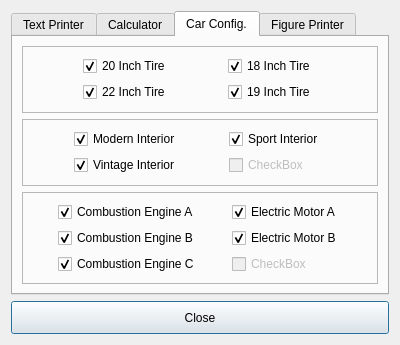
First picture: the form in gym_gui_environments/pyside_gui_environments/src/settings_dialog.ui, repository neuroevolution-ai/GymGuiEnvironments, before the edit.
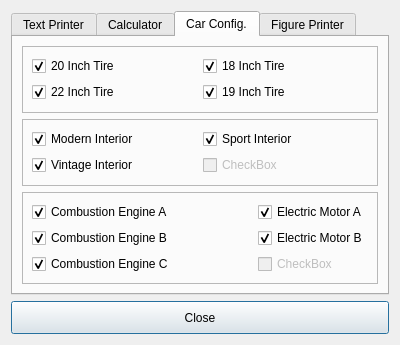
Second picture: the form after the edit. The open tabs and pages were chosen to show the change.

Commit message: Fixed buttons were not correctly aligned to the left

The edit to the form file:
```diff
--- a/gym_gui_environments/pyside_gui_environments/src/settings_dialog.ui
+++ b/gym_gui_environments/pyside_gui_environments/src/settings_dialog.ui
@@ -329,7 +329,7 @@
          <layout class="QHBoxLayout" name="horizontalLayout_9">
           <item>
            <layout class="QVBoxLayout" name="verticalLayout_16">
-            <item>
+            <item alignment="Qt::AlignLeft">
              <widget class="QCheckBox" name="tire_20_inch_checkbox">
               <property name="sizePolicy">
                <sizepolicy hsizetype="Maximum" vsizetype="Fixed">
@@ -345,7 +345,7 @@
               </property>
              </widget>
             </item>
-            <item>
+            <item alignment="Qt::AlignLeft">
              <widget class="QCheckBox" name="tire_22_inch_checkbox">
               <property name="sizePolicy">
                <sizepolicy hsizetype="Maximum" vsizetype="Fixed">
@@ -365,7 +365,7 @@
           </item>
           <item>
            <layout class="QVBoxLayout" name="verticalLayout_14">
-            <item>
+            <item alignment="Qt::AlignLeft">
              <widget class="QCheckBox" name="tire_18_inch_checkbox">
               <property name="sizePolicy">
                <sizepolicy hsizetype="Maximum" vsizetype="Fixed">
@@ -381,7 +381,7 @@
               </property>
              </widget>
             </item>
-            <item>
+            <item alignment="Qt::AlignLeft">
              <widget class="QCheckBox" name="tire_19_inch_checkbox">
               <property name="sizePolicy">
                <sizepolicy hsizetype="Maximum" vsizetype="Fixed">
@@ -413,7 +413,7 @@
          <layout class="QHBoxLayout" name="horizontalLayout_10" stretch="0,0">
           <item>
            <layout class="QVBoxLayout" name="verticalLayout_17">
-            <item>
+            <item alignment="Qt::AlignLeft">
              <widget class="QCheckBox" name="modern_interior_checkbox">
               <property name="sizePolicy">
                <sizepolicy hsizetype="Maximum" vsizetype="Fixed">
@@ -429,7 +429,7 @@
               </property>
              </widget>
             </item>
-            <item>
+            <item alignment="Qt::AlignLeft">
              <widget class="QCheckBox" name="vintage_interior_checkbox">
               <property name="sizePolicy">
                <sizepolicy hsizetype="Maximum" vsizetype="Fixed">
@@ -449,7 +449,7 @@
           </item>
           <item>
            <layout class="QVBoxLayout" name="verticalLayout_18">
-            <item>
+            <item alignment="Qt::AlignLeft">
              <widget class="QCheckBox" name="sport_interior_checkbox">
               <property name="sizePolicy">
                <sizepolicy hsizetype="Maximum" vsizetype="Fixed">
@@ -465,7 +465,7 @@
               </property>
              </widget>
             </item>
-            <item>
+            <item alignment="Qt::AlignLeft">
              <widget class="QCheckBox" name="dummy_checkbox_interior">
               <property name="enabled">
                <bool>false</bool>
@@ -497,7 +497,7 @@
          <layout class="QHBoxLayout" name="horizontalLayout_6" stretch="10,0">
           <item>
            <layout class="QVBoxLayout" name="verticalLayout_19">
-            <item>
+            <item alignment="Qt::AlignLeft">
              <widget class="QCheckBox" name="combustion_engine_a_checkbox">
               <property name="sizePolicy">
                <sizepolicy hsizetype="Maximum" vsizetype="Fixed">
@@ -513,7 +513,7 @@
               </property>
              </widget>
             </item>
-            <item>
+            <item alignment="Qt::AlignLeft">
              <widget class="QCheckBox" name="combustion_engine_b_checkbox">
               <property name="sizePolicy">
                <sizepolicy hsizetype="Maximum" vsizetype="Fixed">
@@ -529,7 +529,7 @@
               </property>
              </widget>
             </item>
-            <item>
+            <item alignment="Qt::AlignLeft">
              <widget class="QCheckBox" name="combustion_engine_c_checkbox">
               <property name="sizePolicy">
                <sizepolicy hsizetype="Maximum" vsizetype="Fixed">
@@ -549,7 +549,7 @@
           </item>
           <item>
            <layout class="QVBoxLayout" name="verticalLayout_20">
-            <item>
+            <item alignment="Qt::AlignLeft">
              <widget class="QCheckBox" name="electric_motor_a_checkbox">
               <property name="sizePolicy">
                <sizepolicy hsizetype="Maximum" vsizetype="Fixed">
@@ -565,7 +565,7 @@
               </property>
              </widget>
             </item>
-            <item>
+            <item alignment="Qt::AlignLeft">
              <widget class="QCheckBox" name="electric_motor_b_checkbox">
               <property name="sizePolicy">
                <sizepolicy hsizetype="Maximum" vsizetype="Fixed">
@@ -581,7 +581,7 @@
               </property>
              </widget>
             </item>
-            <item>
+            <item alignment="Qt::AlignLeft">
              <widget class="QCheckBox" name="dummy_checkbox_electric_motor">
               <property name="enabled">
                <bool>false</bool>
```
Left out of the diff: 42 changed lines with no effect on the pictures.
